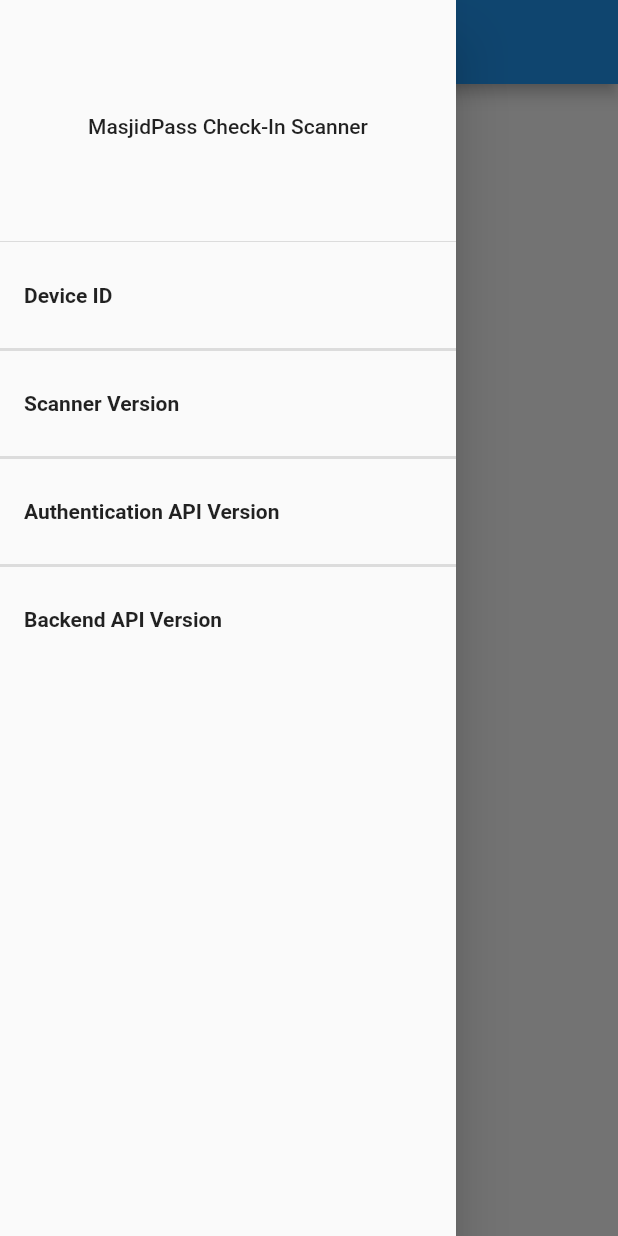
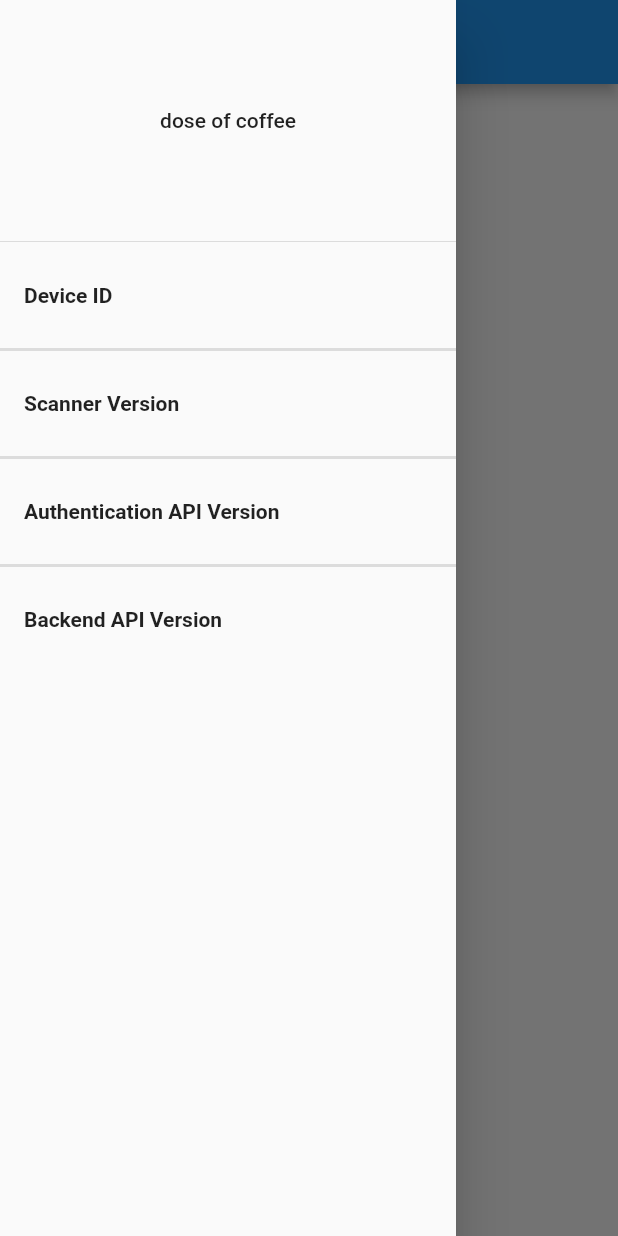
Before and after one commit to AyubMohamed20/MasjidPass, a Flutter app: the screen it shows after launch, with the side drawer open, on a phone screen of 412 x 824 dp. Run offline on Flutter 3.47's test engine with Material 2 defaults, Android fonts, the phone set to English and light mode, and no system bars.

Commit message:
Update InfoBanner.dart

```diff
--- a/lib/InfoBanner.dart
+++ b/lib/InfoBanner.dart
@@ -8,7 +8,8 @@ class InfoBanner extends StatelessWidget {
         child: ListView(
           children: [
             DrawerHeader(
-              child: Center(child: Text('MasjidPass Check-In Scanner')),
+              child: Center(child: Text('dose of coffee')),
+              padding: EdgeInsets.fromLTRB(0.0,0.0,0.0,0.0),
             ),
             ListTile(
               title: Text(
```
